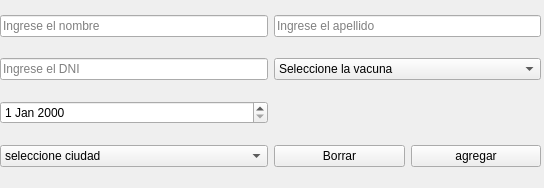
First picture: the form in form.ui, repository AgusMaciasITSV/Qt-Proyect, before the edit.
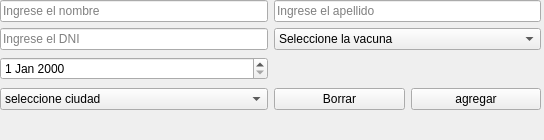
Second picture: the form after the edit.

```diff
--- a/form.ui
+++ b/form.ui
@@ -7,7 +7,7 @@
     <x>0</x>
     <y>0</y>
     <width>544</width>
-    <height>188</height>
+    <height>140</height>
    </rect>
   </property>
   <property name="windowTitle">
@@ -20,7 +20,7 @@
       <x>0</x>
       <y>0</y>
       <width>541</width>
-      <height>186</height>
+      <height>141</height>
      </rect>
     </property>
     <layout class="QGridLayout" name="gridLayout">
@@ -188,6 +188,20 @@
        </item>
       </widget>
      </item>
+     <item row="5" column="0">
+      <widget class="QLabel" name="label">
+       <property name="text">
+        <string>&lt;html&gt;&lt;head/&gt;&lt;body&gt;&lt;p&gt;&lt;br/&gt;&lt;/p&gt;&lt;/body&gt;&lt;/html&gt;</string>
+       </property>
+      </widget>
+     </item>
+     <item row="2" column="1">
+      <widget class="QLabel" name="label_2">
+       <property name="text">
+        <string>&lt;html&gt;&lt;head/&gt;&lt;body&gt;&lt;p&gt;&lt;br/&gt;&lt;/p&gt;&lt;/body&gt;&lt;/html&gt;</string>
+       </property>
+      </widget>
+     </item>
     </layout>
    </widget>
   </widget>
```
Left out of the diff: 82 changed lines with no effect on the pictures.
